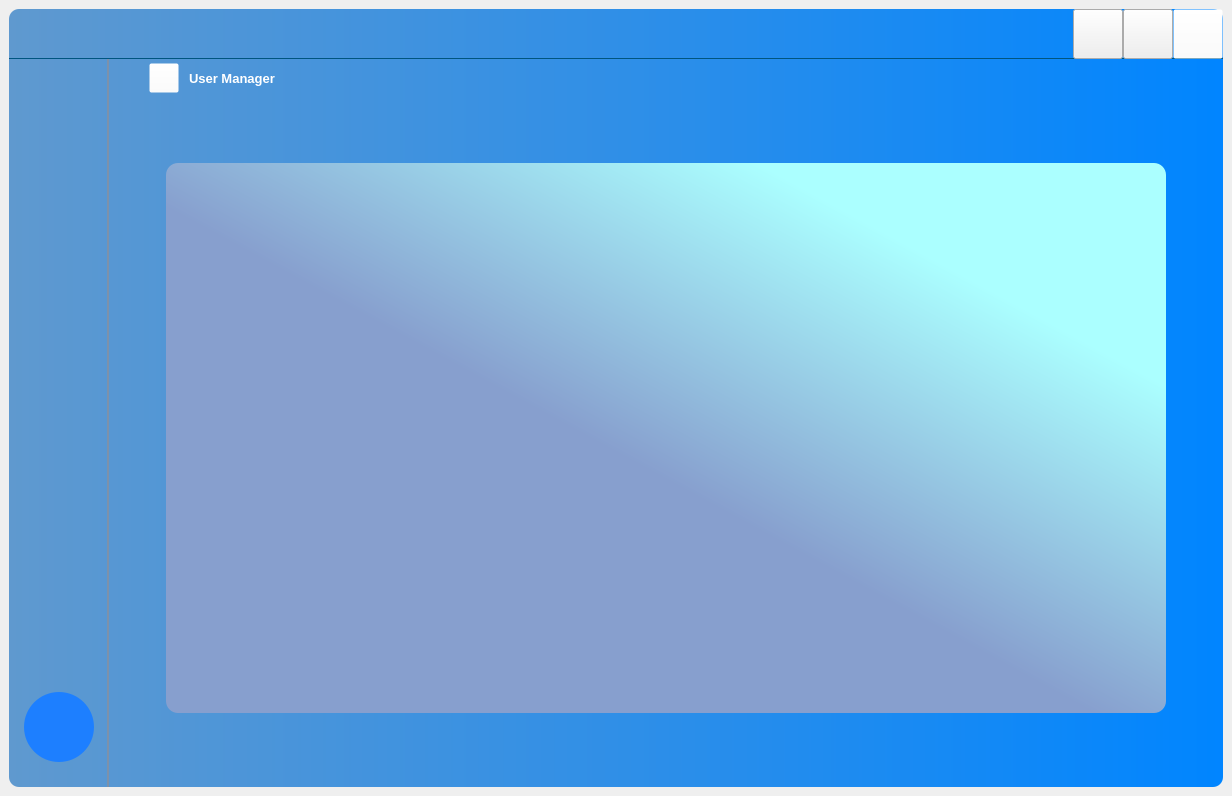
Above: Client/View/Home.ui from NegiKirin/PBL5 before the change. Below: the same form after it.
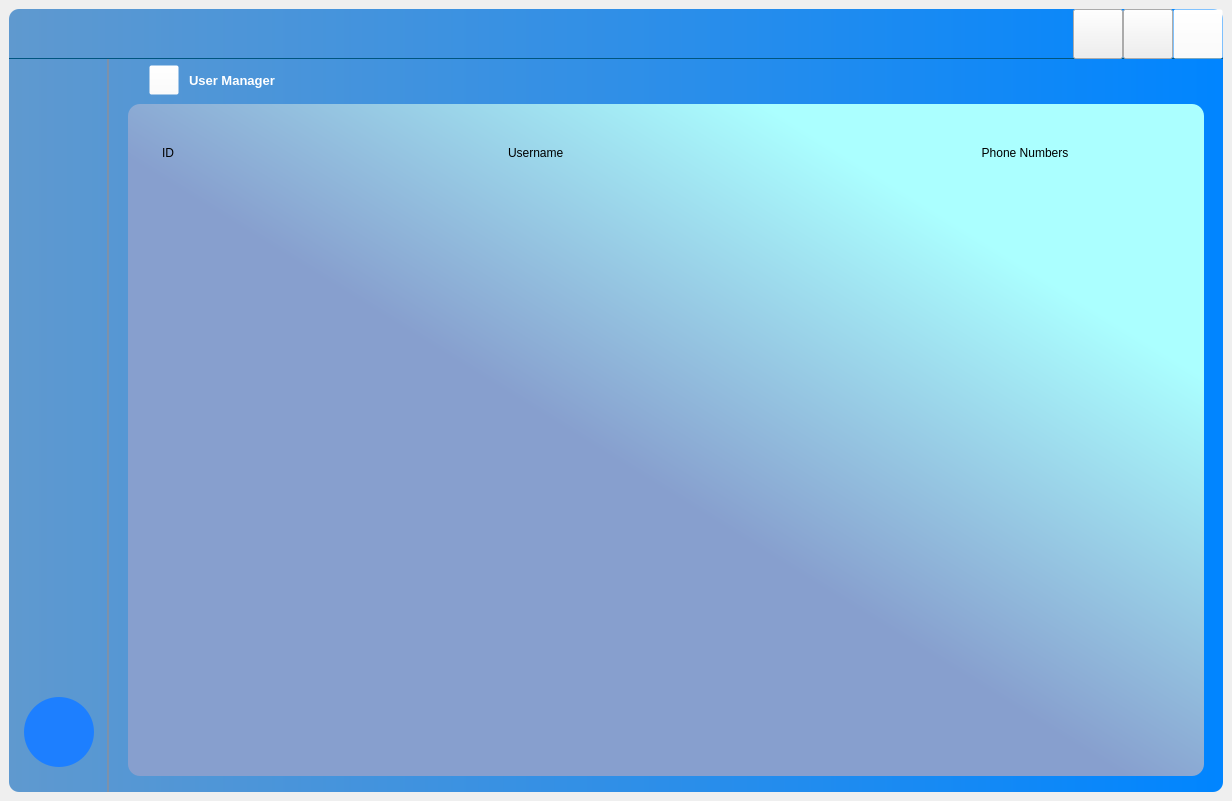
That is the form after the change. The open tabs and pages were chosen to show the change. Icons and pictures are not drawn.

Commit message: Fix-view and add feature usermanager

Patch:
```diff
--- a/Client/View/Home.ui
+++ b/Client/View/Home.ui
@@ -7,7 +7,7 @@
     <x>0</x>
     <y>0</y>
     <width>1232</width>
-    <height>796</height>
+    <height>801</height>
    </rect>
   </property>
   <property name="windowTitle">
@@ -3191,6 +3191,12 @@
                      <height>30</height>
                     </size>
                    </property>
+                   <property name="maximumSize">
+                    <size>
+                     <width>16777215</width>
+                     <height>50</height>
+                    </size>
+                   </property>
                    <layout class="QHBoxLayout" name="horizontalLayout_15">
                     <property name="spacing">
                      <number>0</number>
@@ -3296,33 +3302,181 @@
                       <property name="orientation">
                        <enum>Qt::Horizontal</enum>
                       </property>
+                      <property name="sizeType">
+                       <enum>QSizePolicy::Fixed</enum>
+                      </property>
                       <property name="sizeHint" stdset="0">
                        <size>
-                        <width>32</width>
+                        <width>10</width>
                         <height>20</height>
                        </size>
                       </property>
                      </spacer>
                     </item>
                     <item>
-                     <widget class="QListWidget" name="listWidget_2">
+                     <widget class="QWidget" name="widget_40" native="true">
                       <property name="minimumSize">
                        <size>
-                        <width>1000</width>
-                        <height>550</height>
-                       </size>
-                      </property>
-                      <property name="maximumSize">
-                       <size>
-                        <width>1000</width>
-                        <height>550</height>
+                        <width>100</width>
+                        <height>0</height>
                        </size>
                       </property>
                       <property name="styleSheet">
-                       <string notr="true">#listWidget_2{
+                       <string notr="true">#widget_40{
 background-color: qlineargradient(spread:pad, x1:0.468395, y1:0.546, x2:0.802, y2:0.210227, stop:0 rgba(135, 159, 206, 255), stop:1 rgba(171, 255, 255, 255));
 border-radius:12px;}</string>
                       </property>
+                      <layout class="QVBoxLayout" name="verticalLayout_29">
+                       <property name="spacing">
+                        <number>0</number>
+                       </property>
+                       <property name="leftMargin">
+                        <number>25</number>
+                       </property>
+                       <property name="topMargin">
+                        <number>0</number>
+                       </property>
+                       <property name="rightMargin">
+                        <number>0</number>
+                       </property>
+                       <property name="bottomMargin">
+                        <number>0</number>
+                       </property>
+                       <item>
+                        <widget class="QWidget" name="widget_49" native="true">
+                         <property name="maximumSize">
+                          <size>
+                           <width>16777215</width>
+                           <height>50</height>
+                          </size>
+                         </property>
+                         <layout class="QHBoxLayout" name="horizontalLayout_23">
+                          <item>
+                           <widget class="QLabel" name="label_3">
+                            <property name="text">
+                             <string>ID</string>
+                            </property>
+                           </widget>
+                          </item>
+                          <item>
+                           <widget class="QLabel" name="label_4">
+                            <property name="text">
+                             <string>Username</string>
+                            </property>
+                           </widget>
+                          </item>
+                          <item>
+                           <widget class="QLabel" name="label_13">
+                            <property name="text">
+                             <string>Phone Numbers</string>
+                            </property>
+                            <property name="alignment">
+                             <set>Qt::AlignCenter</set>
+                            </property>
+                           </widget>
+                          </item>
+                         </layout>
+                        </widget>
+                       </item>
+                       <item>
+                        <widget class="QListWidget" name="listWidget_2">
+                         <property name="minimumSize">
+                          <size>
+                           <width>1000</width>
+                           <height>550</height>
+                          </size>
+                         </property>
+                         <property name="maximumSize">
+                          <size>
+                           <width>1000</width>
+                           <height>550</height>
+                          </size>
+                         </property>
+                         <property name="styleSheet">
+                          <string notr="true">QScrollBar:vertical {
+	border: none;
+	background: rgb(175, 254, 255);
+	width: 14px;
+	margin: 15px 0 15px 0;
+	border-radius: 0px;
+}
+QScrollBar::handle::vertical{
+	background-color: rgb(0, 187, 201);
+	min-height: 30px;
+	border-radius: 7px;
+}
+QScrollBar::handle::vertical:hover{
+	background-color: rgb(0, 208, 223);
+}
+
+QScrollBar::handle::vertical:pressed{
+	background-color: rgb(0, 151, 162);
+}
+
+QScrollBar::sub-line::vertical{
+	border: none;
+	height: 15px;
+	background-color: rgb(0, 187, 201);
+	border-top-left-radius: 7px;
+	border-top-right-radius: 7px;
+	subcontrol-position: top;
+	subcontrol-origin: margin;
+}
+
+QScrollBar::sub-line::vertical:hover{
+	background-color: rgb(0, 208, 223);
+}
+
+QScrollBar::sub-line::vertical:pressed{
+	background-color: rgb(0, 151, 162);
+}
+
+QScrollBar::add-line::vertical{
+	border: none;
+	height: 15px;
+	background-color: rgb(0, 187, 201);
+	border-bottom-left-radius: 7px;
+	border-bottom-right-radius: 7px;
+	subcontrol-position: bottom;
+	subcontrol-origin: margin;
+}
+
+QScrollBar::add-line::vertical:hover{
+	background-color: rgb(0, 208, 223);
+}
+
+QScrollBar::add-line::vertical:pressed{
+	background-color: rgb(0, 151, 162);
+}
+
+QScrollBar::up-arrow::vertical, QScrollBar::down-arrow::vertical{
+	background: none;
+}
+
+QScrollBar::add-page::vertical, QScrollBar::sub-page::vertical{
+	background: none;
+}
+QListView::item{
+	margin-top: 5px;
+	border-radius: 10px;
+}
+ QListView::item:hover {
+	background-color: rgb(130, 195, 195);
+	border-radius: 10px;
+ }
+ QListView::item:selected {
+	background-color: rgb(130, 195, 195);
+ }</string>
+                         </property>
+                         <property name="verticalScrollBarPolicy">
+                          <enum>Qt::ScrollBarAsNeeded</enum>
+                         </property>
+                         <property name="horizontalScrollBarPolicy">
+                          <enum>Qt::ScrollBarAsNeeded</enum>
+                         </property>
+                        </widget>
+                       </item>
+                      </layout>
                      </widget>
                     </item>
                     <item>
@@ -3330,9 +3484,12 @@
                       <property name="orientation">
                        <enum>Qt::Horizontal</enum>
                       </property>
+                      <property name="sizeType">
+                       <enum>QSizePolicy::Fixed</enum>
+                      </property>
                       <property name="sizeHint" stdset="0">
                        <size>
-                        <width>33</width>
+                        <width>10</width>
                         <height>20</height>
                        </size>
                       </property>
```
Left out of the diff: 20 changed lines with no effect on the pictures. The commit also changes 39 other files.
